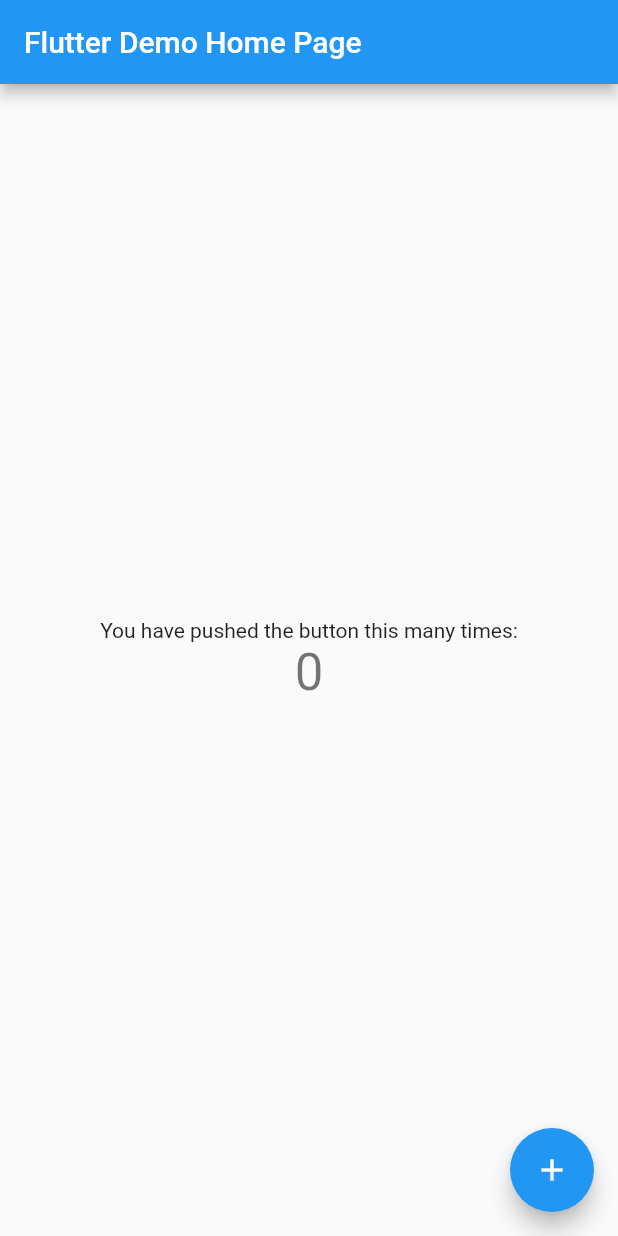
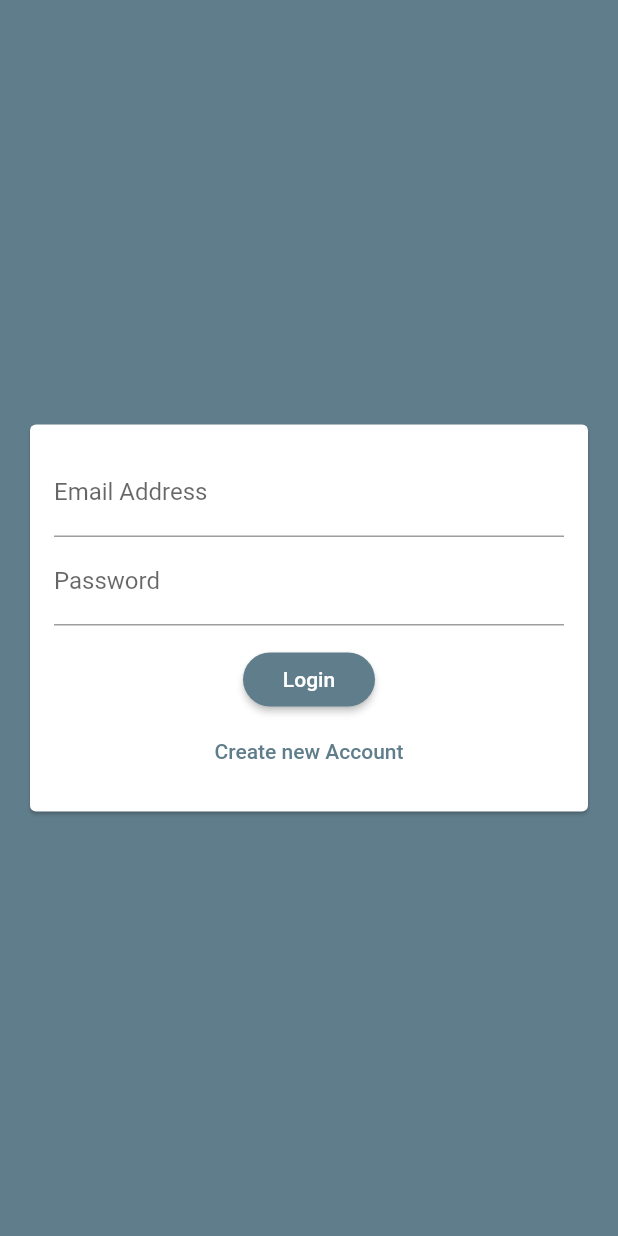
Before and after one commit to Aspendas/FlutterChatApp, a Flutter app: the screen it shows after launch, on a phone screen of 412 x 824 dp. Run offline on Flutter 3.47's test engine with Material 2 defaults, Android fonts, the phone set to English and light mode, and no system bars; our stand-ins replace cloud_firestore, firebase_auth, firebase_core; accounts and stored records are empty.

Commit message:
Firebase register functions added, Firebase Sign in functions added, Firebase Sign out added, Routing between chat screens/chat_screen.dart and auth_screen.dart currently working with authentication state changes

```diff
--- a/lib/main.dart
+++ b/lib/main.dart
@@ -1,6 +1,13 @@
 import 'package:flutter/material.dart';
+import 'package:firebase_core/firebase_core.dart';
+import 'package:firebase_auth/firebase_auth.dart';
+import 'package:udemy_chat_app/screens/auth_screen.dart';
 
-void main() {
+import 'screens/chat_screen.dart';
+
+void main() async {
+  WidgetsFlutterBinding.ensureInitialized();
+  await Firebase.initializeApp();
   runApp(MyApp());
 }
 
@@ -9,86 +16,27 @@
   @override
   Widget build(BuildContext context) {
     return MaterialApp(
-      title: 'Flutter Demo',
+      title: 'Flutter Chat',
       theme: ThemeData(
-        primarySwatch: Colors.blue,
+        primarySwatch: Colors.blueGrey,
+        backgroundColor: Colors.blueGrey,
+        accentColor: Colors.deepPurple,
+        accentColorBrightness: Brightness.dark,
+        buttonTheme: ButtonTheme.of(context).copyWith(
+          buttonColor: Colors.blueGrey,
+          textTheme: ButtonTextTheme.primary,
+          shape: RoundedRectangleBorder(borderRadius: BorderRadius.circular(20),),
+        ),
       ),
-      home: MyHomePage(title: 'Flutter Demo Home Page'),
+      home: StreamBuilder(
+        stream: FirebaseAuth.instance.authStateChanges(),
+        builder: (ctx, userSnapshot) {
+          if(userSnapshot.hasData){
+            return ChatScreen();
+          }
+          return AuthScreen();
+        },
+      ),
     );
   }
 }
-
-class MyHomePage extends StatefulWidget {
-  MyHomePage({Key key, this.title}) : super(key: key);
-  final String title;
-
-  @override
-  _MyHomePageState createState() => _MyHomePageState();
-}
-
-class _MyHomePageState extends State<MyHomePage> {
-  int _counter = 0;
-
-  void _incrementCounter() {
-    setState(() {
-      // This call to setState tells the Flutter framework that something has
-      // changed in this State, which causes it to rerun the build method below
-      // so that the display can reflect the updated values. If we changed
-      // _counter without calling setState(), then the build method would not be
-      // called again, and so nothing would appear to happen.
-      _counter++;
-    });
-  }
-
-  @override
-  Widget build(BuildContext context) {
-    // This method is rerun every time setState is called, for instance as done
-    // by the _incrementCounter method above.
-    //
-    // The Flutter framework has been optimized to make rerunning build methods
-    // fast, so that you can just rebuild anything that needs updating rather
-    // than having to individually change instances of widgets.
-    return Scaffold(
-      appBar: AppBar(
-        // Here we take the value from the MyHomePage object that was created by
-        // the App.build method, and use it to set our appbar title.
-        title: Text(widget.title),
-      ),
-      body: Center(
-        // Center is a layout widget. It takes a single child and positions it
-        // in the middle of the parent.
-        child: Column(
-          // Column is also a layout widget. It takes a list of children and
-          // arranges them vertically. By default, it sizes itself to fit its
-          // children horizontally, and tries to be as tall as its parent.
-          //
-          // Invoke "debug painting" (press "p" in the console, choose the
-          // "Toggle Debug Paint" action from the Flutter Inspector in Android
-          // Studio, or the "Toggle Debug Paint" command in Visual Studio Code)
-          // to see the wireframe for each widget.
-          //
-          // Column has various properties to control how it sizes itself and
-          // how it positions its children. Here we use mainAxisAlignment to
-          // center the children vertically; the main axis here is the vertical
-          // axis because Columns are vertical (the cross axis would be
-          // horizontal).
-          mainAxisAlignment: MainAxisAlignment.center,
-          children: <Widget>[
-            Text(
-              'You have pushed the button this many times:',
-            ),
-            Text(
-              '$_counter',
-              style: Theme.of(context).textTheme.headline4,
-            ),
-          ],
-        ),
-      ),
-      floatingActionButton: FloatingActionButton(
-        onPressed: _incrementCounter,
-        tooltip: 'Increment',
-        child: Icon(Icons.add),
-      ), // This trailing comma makes auto-formatting nicer for build methods.
-    );
-  }
-}
--- a/lib/screens/auth_screen.dart
+++ b/lib/screens/auth_screen.dart
@@ -0,0 +1,64 @@
+import 'package:flutter/cupertino.dart';
+import 'package:flutter/material.dart';
+import 'package:firebase_auth/firebase_auth.dart';
+import 'package:flutter/services.dart';
+import 'package:cloud_firestore/cloud_firestore.dart';
+import 'package:udemy_chat_app/widgets/auth_form.dart';
+
+class AuthScreen extends StatefulWidget {
+  @override
+  _AuthScreenState createState() => _AuthScreenState();
+}
+
+class _AuthScreenState extends State<AuthScreen> {
+  final _auth = FirebaseAuth.instance;
+  var _isLoading = false;
+  void _submitAuthForm(
+      String email, String password, String username, bool isLogin) async {
+    UserCredential userCredential;
+
+    try {
+      setState(() {
+        _isLoading = true;
+      });
+      if(isLogin){
+        userCredential = await _auth.signInWithEmailAndPassword(email: email, password: password);
+      } else {
+        userCredential = await _auth.createUserWithEmailAndPassword(email: email, password: password);
+
+        await FirebaseFirestore.instance.collection("users").doc(userCredential.user.uid).set({
+          "username" : username,
+          "email" : email,
+        });
+        setState(() {
+          _isLoading = false;
+        });
+      }
+    } on PlatformException catch (error){
+      var message = "An error occurred, please check your credentials";
+
+      if (error.message != null) {
+        message = error.message;
+      }
+      setState(() {
+        _isLoading = false;
+      });
+
+      Scaffold.of(context).showSnackBar(SnackBar(content: Text(message), backgroundColor: Theme.of(context).errorColor,),);
+    } catch (error) {
+      print(error);
+      setState(() {
+        _isLoading = false;
+      });
+    }
+
+  }
+
+  @override
+  Widget build(BuildContext context) {
+    return Scaffold(
+      backgroundColor: Theme.of(context).primaryColor,
+      body: AuthForm(_submitAuthForm, _isLoading),
+    );
+  }
+}
--- /dev/null
+++ b/lib/widgets/auth_form.dart
@@ -0,0 +1,132 @@
+import 'package:flutter/material.dart';
+
+class AuthForm extends StatefulWidget {
+  AuthForm(this.submitFn, this.isLoading);
+
+  final bool isLoading;
+
+  final void Function(
+    String email,
+    String password,
+    String username,
+    bool isLogin,
+  ) submitFn;
+  @override
+  _AuthFormState createState() => _AuthFormState();
+}
+
+class _AuthFormState extends State<AuthForm> {
+  final _formKey = GlobalKey<FormState>();
+  var _isLogin = true;
+  String _userEmail = "";
+  String _userName = "";
+  String _userPassword = "";
+
+  void _trySubmit() {
+    final isValid = _formKey.currentState.validate();
+    FocusScope.of(context).unfocus(); // for closing the keyboard
+
+    if (isValid) {
+      _formKey.currentState.save(); //trigger onSaved method
+      widget.submitFn(
+        _userEmail.trim(),
+        _userPassword.trim(),
+        _userName.trim(),
+        _isLogin,
+      );
+      // Use Those values to send auth request
+    }
+  }
+
+  @override
+  Widget build(BuildContext context) {
+    return Center(
+      child: Card(
+        margin: EdgeInsets.all(20),
+        child: SingleChildScrollView(
+          child: Padding(
+            padding: EdgeInsets.all(16),
+            child: Form(
+              key: _formKey,
+              child: Column(
+                mainAxisSize: MainAxisSize.min,
+                children: [
+                  TextFormField(
+                    key: ValueKey("email"),
+                    validator: (val) {
+                      if (val.isEmpty || !val.contains("@")) {
+                        return "Please enter a valid email address.";
+                      } else {
+                        return null;
+                      }
+                    },
+                    keyboardType: TextInputType.emailAddress,
+                    decoration: InputDecoration(
+                      labelText: "Email Address",
+                    ),
+                    onSaved: (value) {
+                      _userEmail = value;
+                    },
+                  ),
+                  if (!_isLogin)
+                    TextFormField(
+                      key: ValueKey("username"),
+                      validator: (val) {
+                        if (val.isEmpty || val.length < 4) {
+                          return "Please enter at least 4 characters";
+                        } else {
+                          return null;
+                        }
+                      },
+                      decoration: InputDecoration(labelText: "Username"),
+                      onSaved: (value) {
+                        _userName = value;
+                      },
+                    ),
+                  TextFormField(
+                    key: ValueKey("password"),
+                    validator: (val) {
+                      if (val.isEmpty || val.length < 7) {
+                        return "Password must be at least 7 characters long.";
+                      } else {
+                        return null;
+                      }
+                    },
+                    decoration: InputDecoration(
+                      labelText: "Password",
+                    ),
+                    onSaved: (value) {
+                      _userPassword = value;
+                    },
+                    obscureText: true,
+                  ),
+                  SizedBox(
+                    height: 12,
+                  ),
+                  if(widget.isLoading)
+                    CircularProgressIndicator(),
+                  if(!widget.isLoading)
+                  RaisedButton(
+                    child: Text(_isLogin ? "Login" : "Register"),
+                    onPressed: _trySubmit,
+                  ),
+                  FlatButton(
+                    textColor: Theme.of(context).primaryColor,
+                    child: Text(_isLogin
+                        ? "Create new Account"
+                        : "I already have an account"),
+                    onPressed: () {
+                      setState(() {
+                        _isLogin = !_isLogin;
+                      });
+                    },
+                  ),
+                ],
+              ),
+            ),
+          ),
+        ),
+      ),
+    );
+  }
+}
--- a/pubspec.yaml
+++ b/pubspec.yaml
@@ -28,6 +28,9 @@
   # The following adds the Cupertino Icons font to your application.
   # Use with the CupertinoIcons class for iOS style icons.
   cupertino_icons: ^1.0.2
+  cloud_firestore: ^1.0.3
+  firebase_core: ^1.0.2
+  firebase_auth: ^1.0.1
 
 dev_dependencies:
   flutter_test:
```
Also changed, not shown: lib/screens/chat_screen.dart (+62 -2 lines), pubspec.lock, 2 other files.
